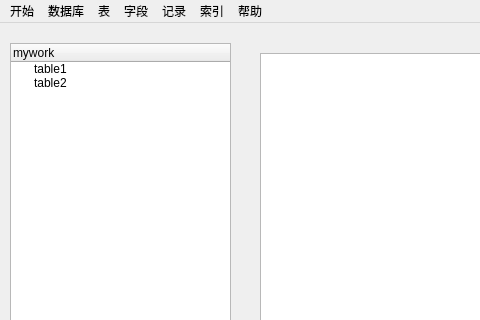
Before: the Qt Designer form mainwindow.ui in DBMSGroup6/DBMS, drawn with Qt 5; both pictures show x 0 to 480 and y 0 to 320 of the 981 by 698 pixel window.
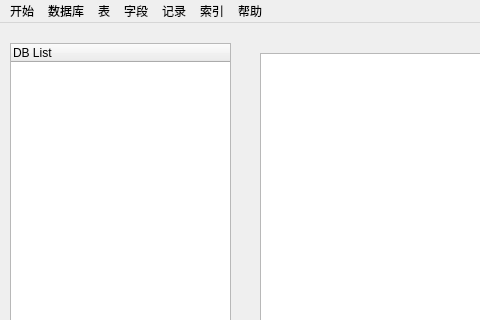
After: the same form once the commit is applied.

Commit message: UI界面的进一步完善，实现数据库的查看及打开

The edit to the form file:
```diff
--- a/mainwindow.ui
+++ b/mainwindow.ui
@@ -25,19 +25,9 @@
     </property>
     <column>
      <property name="text">
-      <string>mywork</string>
+      <string>DB List</string>
      </property>
     </column>
-    <item>
-     <property name="text">
-      <string>table1</string>
-     </property>
-    </item>
-    <item>
-     <property name="text">
-      <string>table2</string>
-     </property>
-    </item>
    </widget>
    <widget class="QTextEdit" name="textEdit">
     <property name="geometry">
```
Left out of the diff: 6 changed lines with no effect on the pictures. The commit also changes 7 other files.
